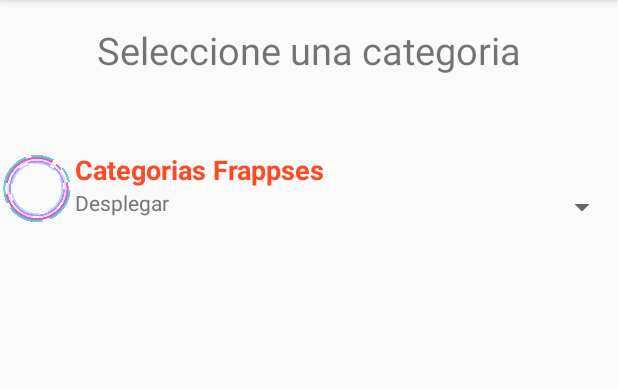
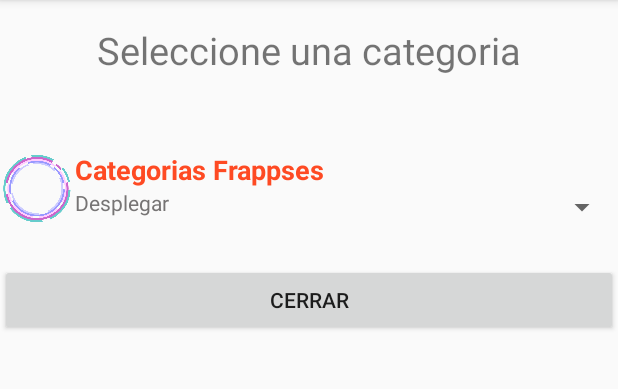
Before and after one commit to DiegOvando/SpinnerPersonalizado, an Android app: the screen it shows after launch (MainActivity), on a phone screen of 412 x 824 dp, the part 84-473 px from its top. Run offline under Robolectric (Android 15) with nearby library versions, the phone set to English and light mode, and no system bars.

Commit message:
Button añadido
Se agregó el botón de "Cerrar".

```diff
--- a/SpinnerPersonalizado/app/src/main/res/layout/activity_main.xml
+++ b/SpinnerPersonalizado/app/src/main/res/layout/activity_main.xml
@@ -22,6 +22,12 @@
             android:id="@+id/spinner1"
             android:layout_width="match_parent"
             android:layout_height="75dp" />
+        <Button
+            android:id="@+id/btnCerrar"
+            android:layout_width="match_parent"
+            android:layout_height="wrap_content"
+            android:text=" Cerrar ">
+        </Button>
     </LinearLayout>
 
 </androidx.constraintlayout.widget.ConstraintLayout>
```
Also changed, not shown: SpinnerPersonalizado/app/src/main/java/com/example/spinnerpersonalizado/MainActivity.java (+28 -0 lines).
